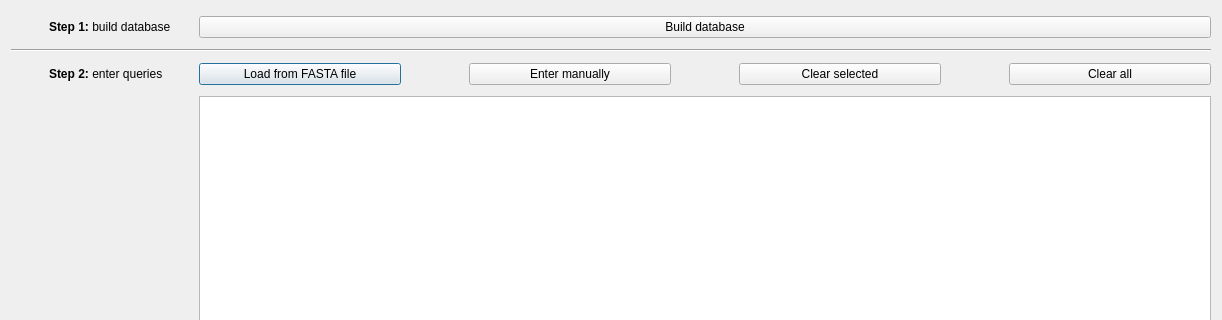
Qt form ui/dialogs/graphsearchdialog.ui (asl/BandageNG) before a commit; both pictures show x 0 to 1222 and y 0 to 320 of the 1222 by 753 pixel window.
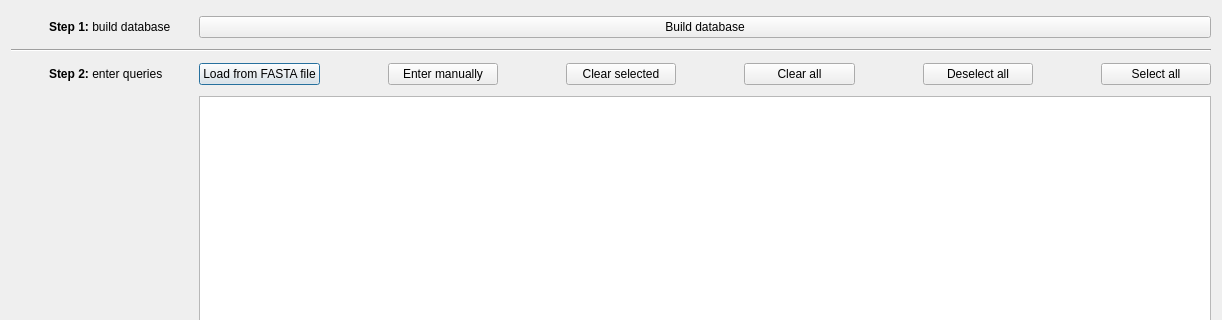
The same form after that commit. Custom widgets are drawn as their Qt base class.

Commit message:
Add select all / deselect all buttons for queries.
Fixes #142

```diff
--- a/ui/dialogs/graphsearchdialog.ui
+++ b/ui/dialogs/graphsearchdialog.ui
@@ -268,6 +268,102 @@
         </property>
        </widget>
       </item>
+      <item>
+       <spacer name="horizontalSpacer_10">
+        <property name="orientation">
+         <enum>Qt::Horizontal</enum>
+        </property>
+        <property name="sizeType">
+         <enum>QSizePolicy::Fixed</enum>
+        </property>
+        <property name="sizeHint" stdset="0">
+         <size>
+          <width>40</width>
+          <height>20</height>
+         </size>
+        </property>
+       </spacer>
+      </item>
+      <item>
+       <widget class="InfoTextWidget" name="deselectAllShownInfoText" native="true">
+        <property name="sizePolicy">
+         <sizepolicy hsizetype="Fixed" vsizetype="Fixed">
+          <horstretch>0</horstretch>
+          <verstretch>0</verstretch>
+         </sizepolicy>
+        </property>
+        <property name="minimumSize">
+         <size>
+          <width>16</width>
+          <height>16</height>
+         </size>
+        </property>
+        <property name="toolTip">
+         <string>Click this button to uncheck Show for every query. Hits for those queries are hidden on the graph. Queries are not removed.</string>
+        </property>
+       </widget>
+      </item>
+      <item>
+       <widget class="QPushButton" name="deselectAllShownButton">
+        <property name="sizePolicy">
+         <sizepolicy hsizetype="Expanding" vsizetype="Fixed">
+          <horstretch>0</horstretch>
+          <verstretch>0</verstretch>
+         </sizepolicy>
+        </property>
+        <property name="text">
+         <string>Deselect all</string>
+        </property>
+       </widget>
+      </item>
+      <item>
+       <spacer name="horizontalSpacer_11">
+        <property name="orientation">
+         <enum>Qt::Horizontal</enum>
+        </property>
+        <property name="sizeType">
+         <enum>QSizePolicy::Fixed</enum>
+        </property>
+        <property name="sizeHint" stdset="0">
+         <size>
+          <width>40</width>
+          <height>20</height>
+         </size>
+        </property>
+       </spacer>
+      </item>
+      <item>
+       <widget class="InfoTextWidget" name="selectAllShownInfoText" native="true">
+        <property name="sizePolicy">
+         <sizepolicy hsizetype="Fixed" vsizetype="Fixed">
+          <horstretch>0</horstretch>
+          <verstretch>0</verstretch>
+         </sizepolicy>
+        </property>
+        <property name="minimumSize">
+         <size>
+          <width>16</width>
+          <height>16</height>
+         </size>
+        </property>
+        <property name="toolTip">
+         <string>Click this button to check Show for every query so their hits can be viewed on the graph.</string>
+        </property>
+       </widget>
+      </item>
+      <item>
+       <widget class="QPushButton" name="selectAllShownButton">
+        <property name="sizePolicy">
+         <sizepolicy hsizetype="Expanding" vsizetype="Fixed">
+          <horstretch>0</horstretch>
+          <verstretch>0</verstretch>
+         </sizepolicy>
+        </property>
+        <property name="text">
+         <string>Select all</string>
+        </property>
+       </widget>
+      </item>
      </layout>
     </widget>
    </item>
```
Left out of the diff: 2 changed lines with no effect on the pictures. The commit also changes 2 other files.
